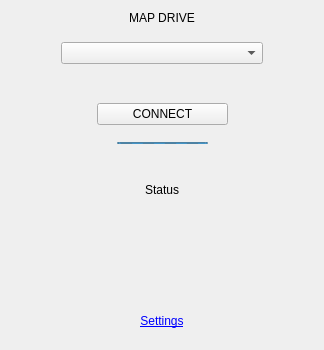
The window that release/app/app.ui (sganis/golddrive) describes before a commit, drawn with Qt 5.
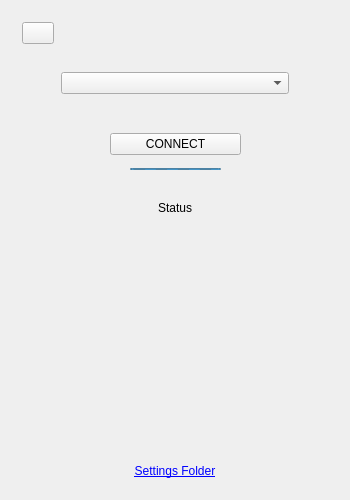
The same window after the commit.

```diff
--- a/release/app/app.ui
+++ b/release/app/app.ui
@@ -6,14 +6,20 @@
    <rect>
     <x>0</x>
     <y>0</y>
-    <width>324</width>
-    <height>350</height>
+    <width>350</width>
+    <height>500</height>
    </rect>
   </property>
+  <property name="minimumSize">
+   <size>
+    <width>350</width>
+    <height>0</height>
+   </size>
+  </property>
   <property name="maximumSize">
    <size>
-    <width>325</width>
-    <height>350</height>
+    <width>350</width>
+    <height>500</height>
    </size>
   </property>
   <property name="windowTitle">
@@ -22,13 +28,32 @@
   <widget class="QWidget" name="centralWidget">
    <layout class="QVBoxLayout" name="verticalLayout_2">
     <item>
-     <widget class="QLabel" name="label">
-      <property name="text">
-       <string>MAP DRIVE</string>
-      </property>
-      <property name="alignment">
-       <set>Qt::AlignCenter</set>
-      </property>
+     <widget class="QWidget" name="widget_6" native="true">
+      <layout class="QHBoxLayout" name="horizontalLayout_5">
+       <item>
+        <widget class="QPushButton" name="pbHamburger">
+         <property name="maximumSize">
+          <size>
+           <width>32</width>
+           <height>32</height>
+          </size>
+         </property>
+         <property name="text">
+          <string/>
+         </property>
+        </widget>
+       </item>
+       <item>
+        <widget class="QLabel" name="label">
+         <property name="text">
+          <string/>
+         </property>
+         <property name="alignment">
+          <set>Qt::AlignCenter</set>
+         </property>
+        </widget>
+       </item>
+      </layout>
      </widget>
     </item>
     <item>
@@ -65,6 +90,9 @@
        <item>
         <widget class="QWidget" name="widget" native="true">
          <layout class="QVBoxLayout" name="verticalLayout">
+          <property name="spacing">
+           <number>10</number>
+          </property>
           <item>
            <widget class="QPushButton" name="pbConnect">
             <property name="maximumSize">
@@ -80,13 +108,37 @@
           </item>
           <item>
            <widget class="QWidget" name="widget_4" native="true">
+            <property name="sizePolicy">
+             <sizepolicy hsizetype="Preferred" vsizetype="Fixed">
+              <horstretch>0</horstretch>
+              <verstretch>0</verstretch>
+             </sizepolicy>
+            </property>
+            <property name="minimumSize">
+             <size>
+              <width>0</width>
+              <height>8</height>
+             </size>
+            </property>
+            <property name="maximumSize">
+             <size>
+              <width>16777215</width>
+              <height>8</height>
+             </size>
+            </property>
             <layout class="QHBoxLayout" name="horizontalLayout">
              <property name="leftMargin">
               <number>20</number>
              </property>
+             <property name="topMargin">
+              <number>0</number>
+             </property>
              <property name="rightMargin">
               <number>20</number>
              </property>
+             <property name="bottomMargin">
+              <number>0</number>
+             </property>
              <item>
               <widget class="QProgressBar" name="progressBar">
                <property name="maximumSize">
@@ -98,8 +150,8 @@
                <property name="maximum">
                 <number>0</number>
                </property>
-               <property name="value">
-                <number>-1</number>
+               <property name="textVisible">
+                <bool>false</bool>
                </property>
               </widget>
              </item>
@@ -127,11 +179,17 @@
     </item>
     <item>
      <widget class="QLabel" name="lblStatus">
+      <property name="minimumSize">
+       <size>
+        <width>0</width>
+        <height>20</height>
+       </size>
+      </property>
       <property name="text">
        <string>Status</string>
       </property>
       <property name="alignment">
-       <set>Qt::AlignCenter</set>
+       <set>Qt::AlignHCenter|Qt::AlignTop</set>
       </property>
      </widget>
     </item>
@@ -155,7 +213,7 @@
         <widget class="QLabel" name="lblSettings">
          <property name="maximumSize">
           <size>
-           <width>100</width>
+           <width>150</width>
            <height>16777215</height>
           </size>
          </property>
@@ -163,7 +221,7 @@
           <cursorShape>PointingHandCursor</cursorShape>
          </property>
          <property name="text">
-          <string>&lt;a href=&quot;#&quot;&gt;Settings&lt;/a&gt;</string>
+          <string>&lt;html&gt;&lt;head/&gt;&lt;body&gt;&lt;p&gt;&lt;a href=&quot;#&quot;&gt;&lt;span style=&quot; text-decoration: underline; color:#0000ff;&quot;&gt;Settings Folder&lt;/span&gt;&lt;/a&gt;&lt;/p&gt;&lt;/body&gt;&lt;/html&gt;</string>
          </property>
          <property name="alignment">
           <set>Qt::AlignCenter</set>
```
